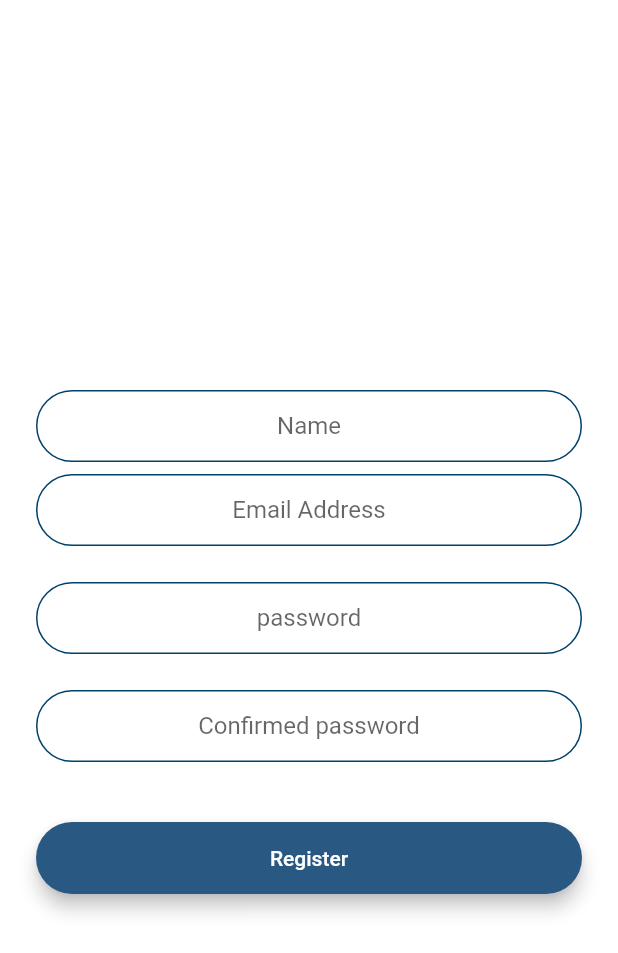
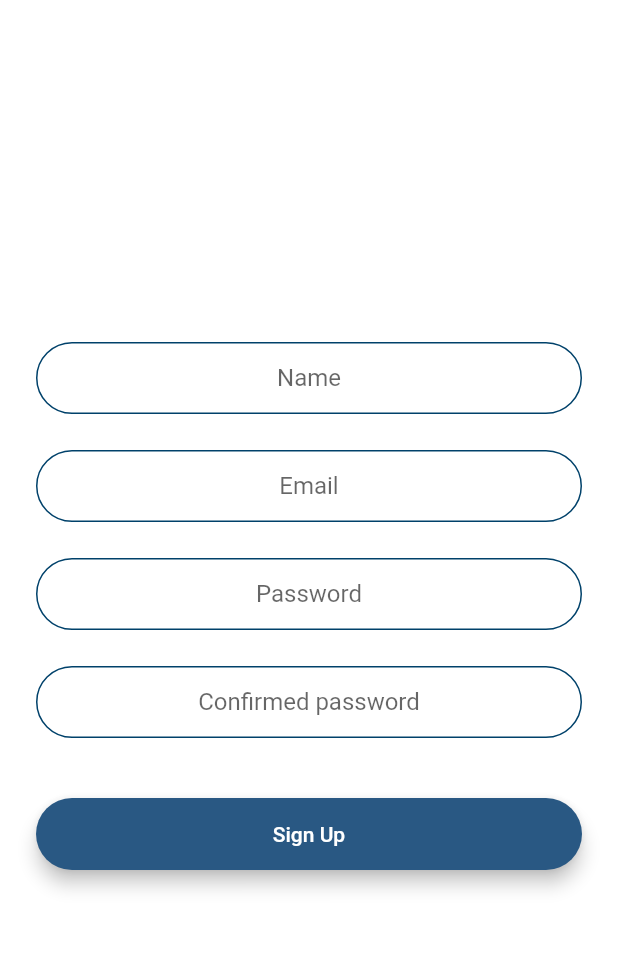
Before and after one commit to apps-R-us/mafcode, a Flutter app: the screen it shows after launch, after a tap on "Register", on a phone screen of 412 x 824 dp. Shown: the top 953 px of the screen. Run offline on Flutter 3.47's test engine with Material 2 defaults, Android fonts, the phone set to English and light mode, and no system bars; our stand-ins replace firebase_auth, modal_progress_hud; accounts and stored records are empty.

```diff
--- a/lib/main.dart
+++ b/lib/main.dart
@@ -1,5 +1,6 @@
 import 'package:flutter/material.dart';
 
+import 'screens/forgot_password_screen.dart';
 import 'screens/home_screen.dart';
 import 'package:mafcode/screens/submit_screen.dart';
 import 'package:mafcode/screens/map_screen.dart';
@@ -28,9 +29,9 @@ class MyApp extends StatelessWidget {
         MapScreen.id: (context) => MapScreen(),
         SettingsScreen.id: (context) => SettingsScreen(),
         WelcomeScreen.id: (context) => WelcomeScreen(),
-        SignUpScreen.id: (context) => SignUpScreen(),
+        RegistrationScreen.id: (context) => RegistrationScreen(),
         LoginScreen.id: (context) => LoginScreen(),
-        ForgotPasswordScreen.id: (context) => ForgotPasswordScreen(),
+        ForgetPassword.id: (context) => ForgetPassword(),
       },
     );
   }
--- a/lib/screens/signup_screen.dart
+++ b/lib/screens/signup_screen.dart
@@ -1,17 +1,21 @@
 import 'package:flutter/material.dart';
 import 'package:mafcode/components/rounded_button.dart';
 import 'package:mafcode/constants.dart';
+import 'package:firebase_auth/firebase_auth.dart';
+import 'package:mafcode/screens/home_screen.dart';
 import 'package:modal_progress_hud/modal_progress_hud.dart';
 
-class SignUpScreen extends StatefulWidget {
-  static const id = 'signup_screen';
-
+class RegistrationScreen extends StatefulWidget {
+  static const String id = 'registration_screen';
   @override
-  _SignUpScreenState createState() => _SignUpScreenState();
+  _RegistrationScreenState createState() => _RegistrationScreenState();
 }
 
-class _SignUpScreenState extends State<SignUpScreen> {
+class _RegistrationScreenState extends State<RegistrationScreen> {
+  final _auth = FirebaseAuth.instance;
   bool showSpinner = false;
+  String email;
+  String password;
 
   @override
   Widget build(BuildContext context) {
@@ -25,33 +29,28 @@ class _SignUpScreenState extends State<SignUpScreen> {
             mainAxisAlignment: MainAxisAlignment.center,
             crossAxisAlignment: CrossAxisAlignment.stretch,
             children: <Widget>[
-              /*Flexible(
-                child: Hero(
-                  tag: 'logo',
-                  child: Container(
-                    height: 200.0,
-                    child: Image.asset('images/logo.png'),
-                  ),
-                ),
-              ),*/
+              TextField(
+                keyboardType: TextInputType.emailAddress,
+                textAlign: TextAlign.center,
+                onChanged: (value) {
+                  email = value;
+                },
+                style: TextStyle(color: Colors.black),
+                decoration:
+                kTextFieldDecoration.copyWith(hintText: 'Name'),
+              ),
               SizedBox(
-                height: 48.0,
+                height: 24.0,
               ),
               TextField(
                 keyboardType: TextInputType.emailAddress,
                 textAlign: TextAlign.center,
-                onChanged: (value) {},
-                decoration: kTextFieldDecoration.copyWith(hintText: 'Name'),
-              ),
-              SizedBox(
-                height: 8.0,
-              ),
-              TextField(
-                obscureText: true,
-                textAlign: TextAlign.center,
-                onChanged: (value) {},
+                onChanged: (value) {
+                  email = value;
+                },
+                style: TextStyle(color: Colors.black),
                 decoration:
-                    kTextFieldDecoration.copyWith(hintText: 'Email Address'),
+                kTextFieldDecoration.copyWith(hintText: 'Email'),
               ),
               SizedBox(
                 height: 24.0,
@@ -59,8 +58,12 @@ class _SignUpScreenState extends State<SignUpScreen> {
               TextField(
                 obscureText: true,
                 textAlign: TextAlign.center,
-                onChanged: (value) {},
-                decoration: kTextFieldDecoration.copyWith(hintText: 'password'),
+                onChanged: (value) {
+                  password = value;
+                },
+                style: TextStyle(color: Colors.black),
+                decoration: kTextFieldDecoration.copyWith(
+                    hintText: 'Password'),
               ),
               SizedBox(
                 height: 24.0,
@@ -68,7 +71,10 @@ class _SignUpScreenState extends State<SignUpScreen> {
               TextField(
                 obscureText: true,
                 textAlign: TextAlign.center,
-                onChanged: (value) {},
+                onChanged: (value) {
+                  password = value;
+                },
+                style: TextStyle(color: Colors.black),
                 decoration: kTextFieldDecoration.copyWith(
                     hintText: 'Confirmed password'),
               ),
@@ -76,10 +82,25 @@ class _SignUpScreenState extends State<SignUpScreen> {
                 height: 24.0,
               ),
               RoundedButton(
-                title: 'Register',
+                title: 'Sign Up',
                 colour: Color(0xff295883),
                 onPressed: () async {
-                  setState(() {});
+                  setState(() {
+                    showSpinner = true;
+                  });
+                  try {
+                    final newUser = await _auth.createUserWithEmailAndPassword(
+                        email: email, password: password);
+                    if (newUser != null) {
+                      Navigator.pushNamed(context, HomeScreen.id);
+                    }
+
+                    setState(() {
+                      showSpinner = false;
+                    });
+                  } catch (e) {
+                    print(e);
+                  }
                 },
               ),
             ],
--- a/lib/screens/welcome_screen.dart
+++ b/lib/screens/welcome_screen.dart
@@ -2,6 +2,8 @@ import 'package:flutter/material.dart';
 import 'package:mafcode/components/rounded_button.dart';
 import 'package:mafcode/screens/signup_screen.dart';
 import 'package:mafcode/screens/login_screen.dart';
+
+import 'signup_screen.dart';
 
 class WelcomeScreen extends StatefulWidget {
   static const id = 'welcome_screen';
@@ -100,7 +102,7 @@ class _WelcomeScreenState extends State<WelcomeScreen>
                 title: 'Register',
                 colour: Color(0xff295883),
                 onPressed: () {
-                  Navigator.of(context).pushNamed(SignUpScreen.id);
+                  Navigator.of(context).pushNamed(RegistrationScreen.id);
                 },
               ),
             ],
--- a/pubspec.yaml
+++ b/pubspec.yaml
@@ -25,6 +25,9 @@ dependencies:
     sdk: flutter
   modal_progress_hud: ^0.1.3
   animated_text_kit: ^1.3.0
+  firebase_core: ^0.4.5
+    #firebase_auth: ^0.8.4+4
+  firebase_auth: ^0.16.1
 
   # The following adds the Cupertino Icons font to your application.
   # Use with the CupertinoIcons class for iOS style icons.
```
Also changed, not shown: lib/components/drawer.dart (+25 -6 lines), lib/screens/forgot_password_screen.dart (+8 -7 lines), lib/screens/home_screen.dart (+35 -6 lines), lib/screens/login_screen.dart (+38 -45 lines), pubspec.lock, 3 other files.
